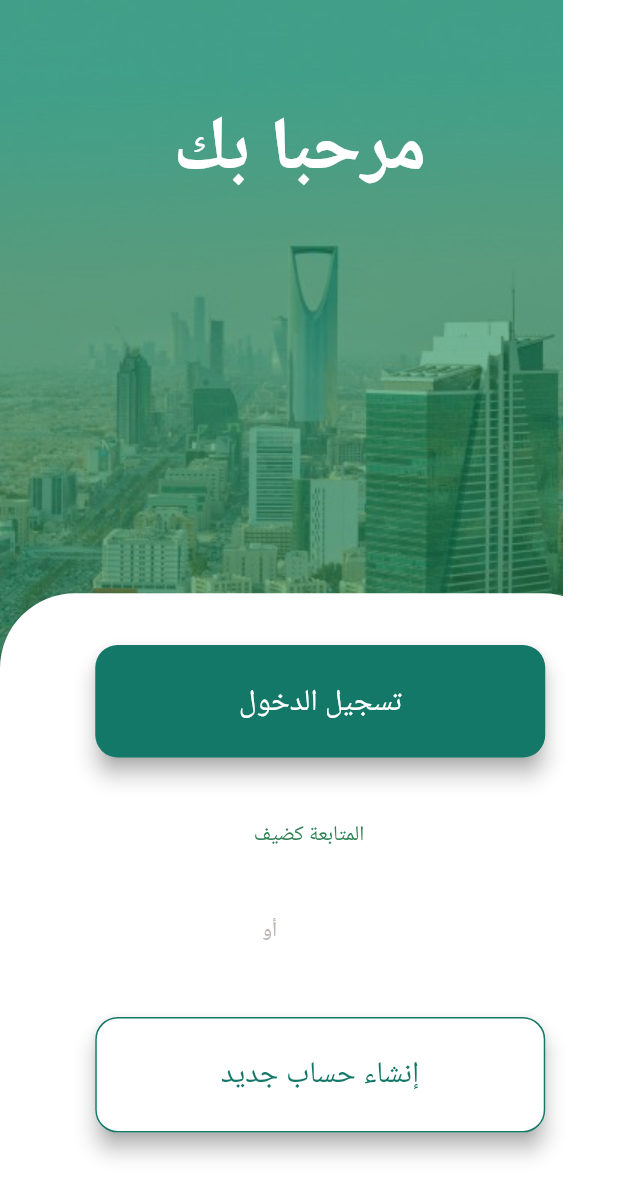
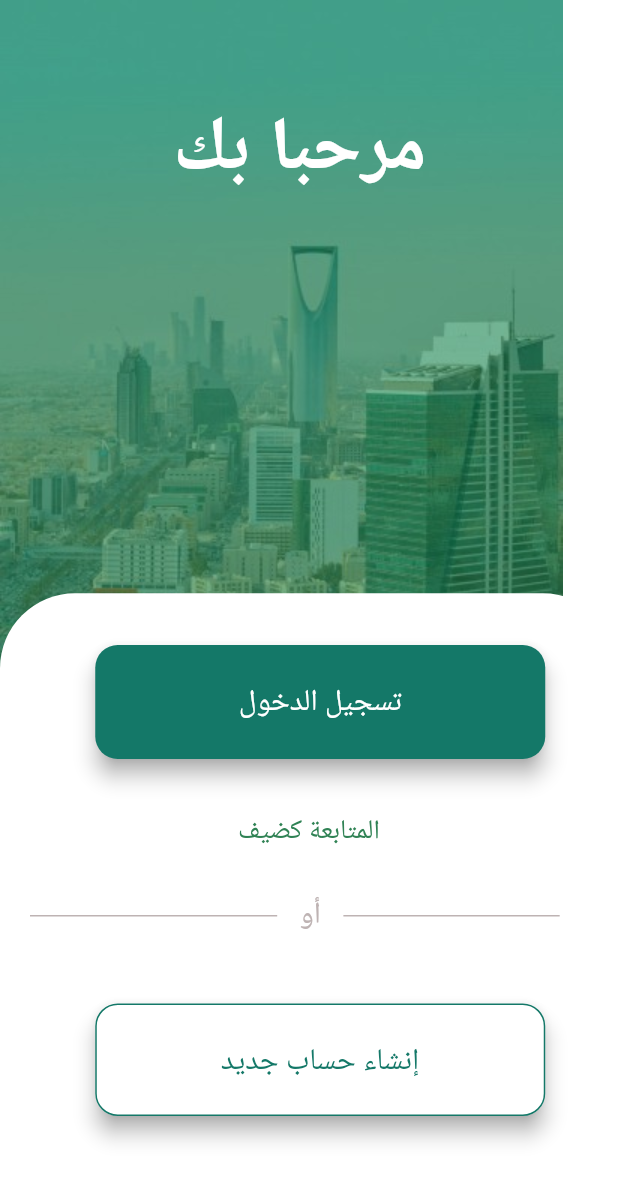
Before and after one commit to KhizarJamshaidIqbal/ZainWork, a Flutter app: the screen it shows after launch, on a phone screen of 412 x 824 dp. Shown: the top 1198 px of the screen. Run offline on Flutter 3.47's test engine with Material 2 defaults, Android fonts, the phone set to English and light mode, and no system bars; Roboto replaces fonts that are missing (Cairo).

Commit message:
Page Update

```diff
--- a/lib/screen/widget_1.dart
+++ b/lib/screen/widget_1.dart
@@ -44,7 +44,7 @@ class _zainState extends State<zain> {
               top: MediaQuery.of(context).size.height * .48,
               child: Container(
                 width: MediaQuery.of(context).size.width,
-                height: MediaQuery.of(context).size.height * .5,
+                height: MediaQuery.of(context).size.height * .6,
                 decoration: BoxDecoration(
                   color: Colors.white,
                   borderRadius: BorderRadius.only(
@@ -60,7 +60,7 @@ class _zainState extends State<zain> {
                   padding: const EdgeInsets.only(top: 430, left: 15),
                   child: SizedBox(
                     width: 300.0,
-                    height: 75.0,
+                    height: 76.0,
                     child: ElevatedButton(
                       onPressed: () {
                         Navigator.push(
@@ -70,7 +70,7 @@ class _zainState extends State<zain> {
                             ));
                       },
                       child: const Text(
-                        " تسجيل الدخول ",
+                        "تسجيل الدخول",
                         style: TextStyle(
                           color: Colors.white,
                           fontSize: 20.0,
@@ -93,7 +93,7 @@ class _zainState extends State<zain> {
                   ),
                 ),
                 Padding(
-                  padding: const EdgeInsets.only(top: 42),
+                  padding: const EdgeInsets.only(top: 36),
                   child: Center(
                     child: Text(
                       'المتابعة كضيف',
@@ -102,26 +102,26 @@ class _zainState extends State<zain> {
                         fontFamily: 'Cairo',
                         fontStyle: FontStyle.normal,
                         fontWeight: FontWeight.w400,
-                        fontSize: 14.0,
+                        fontSize: 18.0,
                       ),
                       textDirection: TextDirection.rtl,
                     ),
                   ),
                 ),
                 Padding(
-                  padding: const EdgeInsets.only(top: 30, left: 10, right: 10),
+                  padding: const EdgeInsets.only(top: 30, left: 10, right: 0),
                   child: Row(
                     children: [
-                      SizedBox(
-                        width: MediaQuery.of(context).size.width * .4,
-                        child: const DecoratedBox(
-                          decoration: BoxDecoration(color: Colors.black),
+                      Padding(
+                        padding: const EdgeInsets.only(left: 10),
+                        child: Container(
+                          height: 1.0,
+                          width: MediaQuery.of(context).size.width * .4,
+                          color: Color(0xffBEB3B3),
                         ),
                       ),
                       Padding(
-                        padding: const EdgeInsets.only(
-                          top: 15,
-                        ),
+                        padding: const EdgeInsets.only(left: 15, right: 15),
                         child: Text(
                           'أو',
                           style: TextStyle(
@@ -129,37 +129,34 @@ class _zainState extends State<zain> {
                             fontFamily: 'Cairo',
                             fontStyle: FontStyle.normal,
                             fontWeight: FontWeight.w400,
-                            fontSize: 14.0,
+                            fontSize: 20.0,
                           ),
                           textDirection: TextDirection.rtl,
                         ),
                       ),
-                      SizedBox(
-                        width: MediaQuery.of(context).size.width * .4,
-                        child: const DecoratedBox(
-                          decoration: BoxDecoration(color: Colors.black),
+                      Padding(
+                        padding: const EdgeInsets.only(right: 15),
+                        child: Container(
+                          height: 1.0,
+                          width: MediaQuery.of(context).size.width * .35,
+                          color: Color(0xffBEB3B3),
                         ),
-                      ),
+                      )
                     ],
                   ),
                 ),
                 Padding(
-                  padding: const EdgeInsets.only(top: 48, left: 15),
+                  padding: const EdgeInsets.only(top: 45, left: 15),
                   child: SizedBox(
                     width: 300.0,
+                    height: 75.0,
                     child: ElevatedButton(
                       onPressed: () {
-                        // Navigator.pushNamed(context, 'first_screen');
                         Navigator.push(
                             context,
                             MaterialPageRoute(
                               builder: (context) => First_screen(),
                             ));
-                        // Navigator.pushReplacement(
-                        //     context,
-                        //     MaterialPageRoute(
-                        //       builder: (context) => First_screen(),
-                        //     ));
                       },
                       child: const Text(
                         "إنشاء حساب جديد",
```
